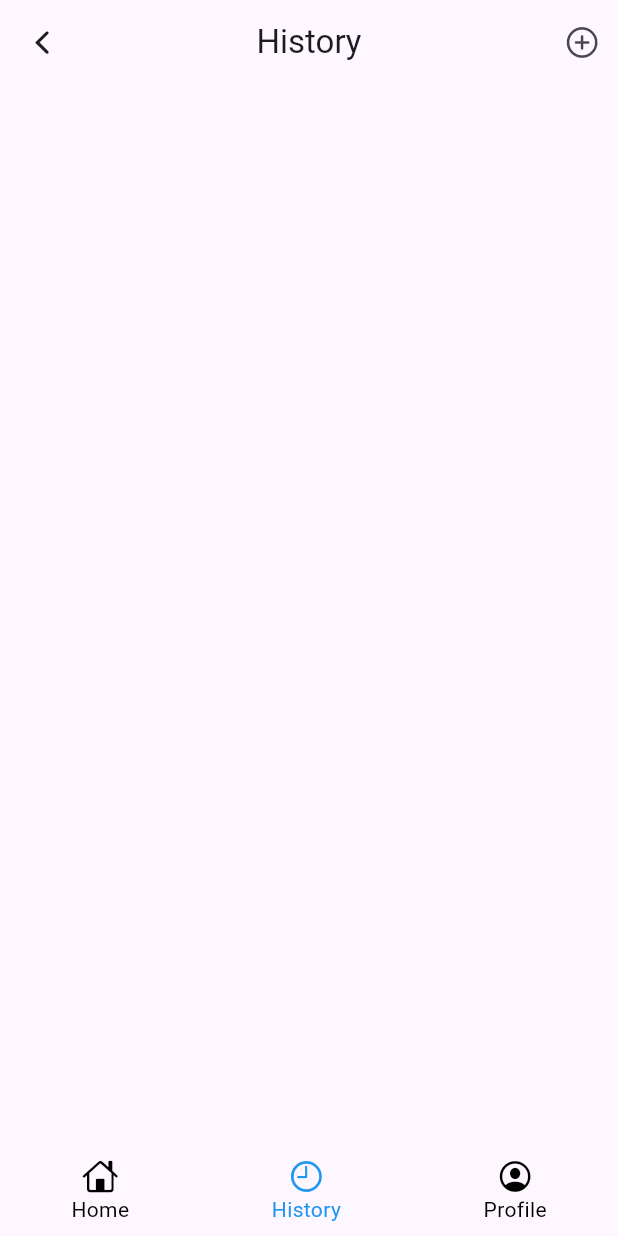
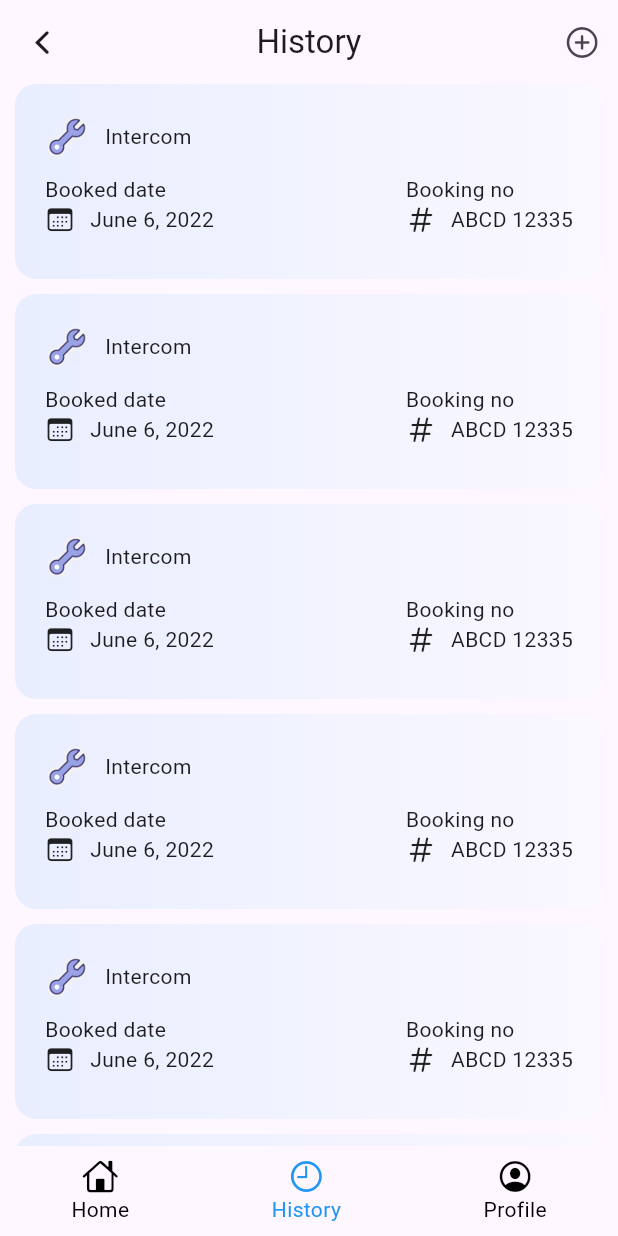
Before and after one commit to Adwaithnow/service_slot, a Flutter app: the BookingHistoryScreen screen opened by its route, on a phone screen of 412 x 824 dp. Run offline on Flutter 3.47's test engine with Material 2 defaults, Android fonts, the phone set to English and light mode, and no system bars; our stand-ins replace auto_route, google_fonts.

Commit message:
history page ui

```diff
--- a/lib/routes/auto_router.dart
+++ b/lib/routes/auto_router.dart
@@ -19,7 +19,7 @@ class AppRouter extends $AppRouter {
         CustomRoute(
           page: MainScreen.page,
           transitionsBuilder: TransitionsBuilders.slideBottom,
-          durationInMilliseconds: 400,
+          durationInMilliseconds: 300,
           path: '/',
           children: [
             CustomRoute(
--- a/lib/screens/booking_history_screen.dart
+++ b/lib/screens/booking_history_screen.dart
@@ -1,6 +1,7 @@
 import 'package:auto_route/auto_route.dart';
 import 'package:flutter/cupertino.dart';
 import 'package:flutter/material.dart';
+import 'package:service_slot/models/home_menu_item_type.dart';
 import 'package:service_slot/routes/auto_router.gr.dart';
 import 'package:service_slot/widgets/home/common/custom_app_bar.dart';
 // import 'package:service_slot/screens/appointment_booking_screen.dart';
@@ -27,11 +28,102 @@ class BookingHistoryScreen extends StatelessWidget {
           )
         ],
       ),
-      body: const Column(
-        crossAxisAlignment: CrossAxisAlignment.center,
-        mainAxisSize: MainAxisSize.min,
-        children: [],
+      body: ListView.separated(
+        padding: const EdgeInsets.symmetric(horizontal: 10),
+        itemCount: 10,
+        separatorBuilder: (context, index) => const SizedBox(
+          height: 10,
+        ),
+        itemBuilder: (context, index) {
+          return Container(
+            width: double.maxFinite,
+            decoration: BoxDecoration(
+              borderRadius: BorderRadius.circular(14),
+              gradient: const LinearGradient(
+                begin: Alignment.centerLeft,
+                end: Alignment.centerRight,
+                colors: [
+                  Color(0xffe9eeff),
+                  Color(0xfffaf8ff),
+                ],
+              ),
+            ),
+            child: Padding(
+              padding: const EdgeInsets.symmetric(horizontal: 20, vertical: 20),
+              child: Column(
+                crossAxisAlignment: CrossAxisAlignment.start,
+                children: [
+                  Row(
+                    children: [
+                      Image.asset(
+                        HomeScreenItems.menuItems[1].icon,
+                        width: 30,
+                        height: 30,
+                      ),
+                      const SizedBox(
+                        width: 10,
+                      ),
+                      const Text("Intercom"),
+                    ],
+                  ),
+                  const Padding(
+                    padding: EdgeInsets.symmetric(vertical: 10),
+                    child: Row(
+                      crossAxisAlignment: CrossAxisAlignment.start,
+                      mainAxisAlignment: MainAxisAlignment.spaceBetween,
+                      children: [
+                        BookingStatistics(
+                          label: "Booked date",
+                          icon: CupertinoIcons.calendar,
+                          text: "June 6, 2022",
+                        ),
+                        BookingStatistics(
+                          label: "Booking no",
+                          icon: CupertinoIcons.number,
+                          text: "ABCD 12335",
+                        ),
+                      ],
+                    ),
+                  ),
+                ],
+              ),
+            ),
+          );
+        },
       ),
     );
   }
 }
+
+class BookingStatistics extends StatelessWidget {
+  const BookingStatistics({
+    super.key,
+    required this.label,
+    required this.icon,
+    required this.text,
+  });
+  final String label, text;
+  final IconData icon;
+
+  @override
+  Widget build(BuildContext context) {
+    return Column(
+      crossAxisAlignment: CrossAxisAlignment.start,
+      children: [
+        Text(label),
+        Row(
+          children: [
+            Icon(
+              icon,
+              size: 20,
+            ),
+            const SizedBox(
+              width: 10,
+            ),
+            Text(text),
+          ],
+        )
+      ],
+    );
+  }
+}
```
